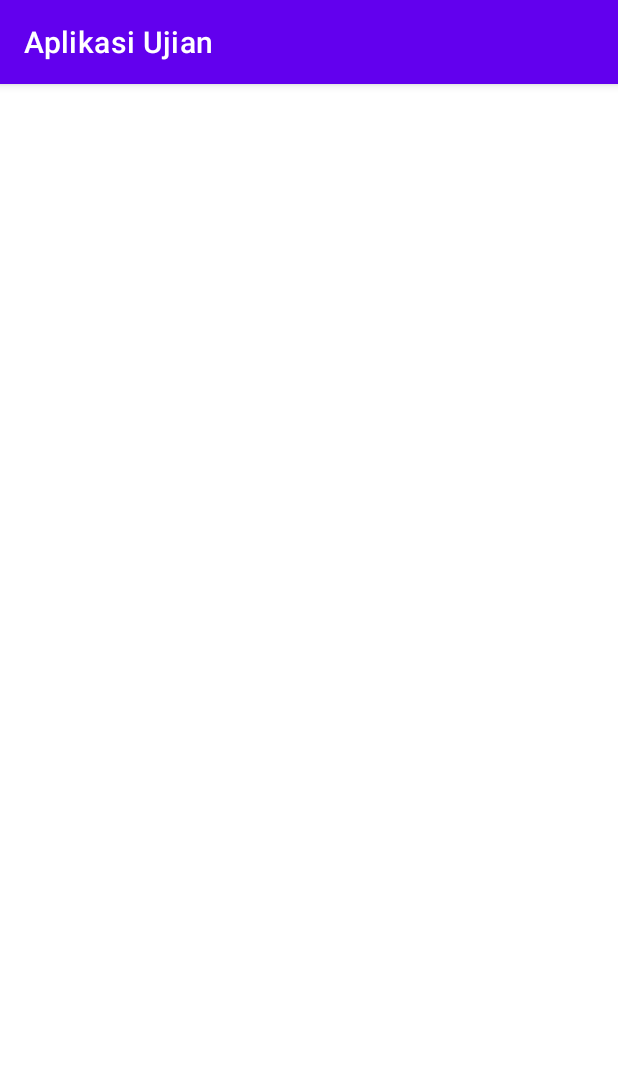
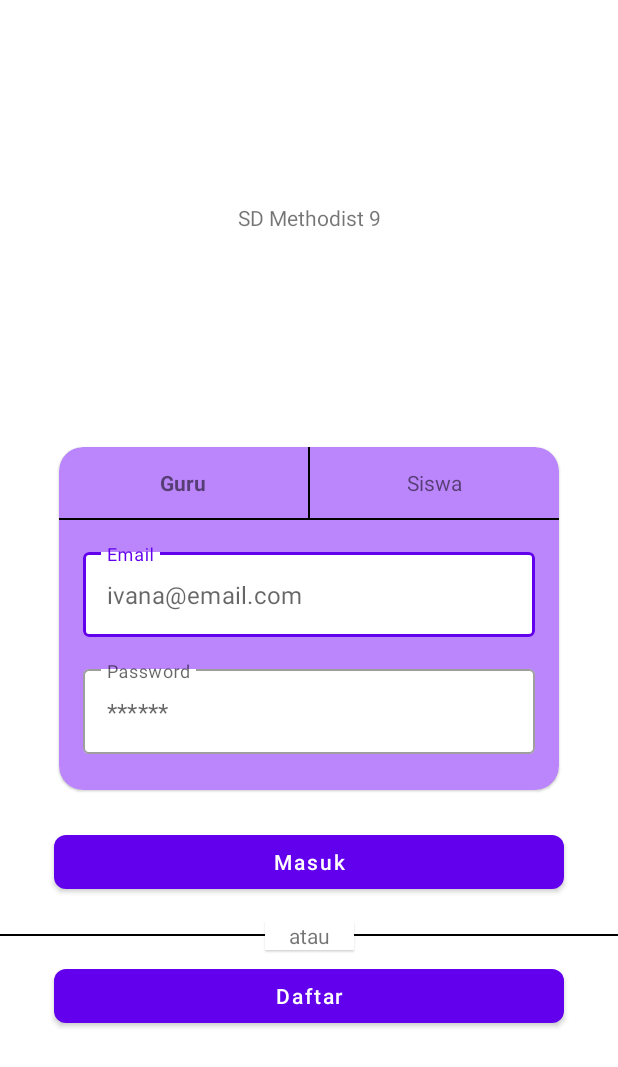
Before and after one commit to ivanasitumorang/AplikasiUjian, an Android app: the screen it shows after launch (AuthenticationActivity), on a phone screen of 412 x 824 dp. Shown: the top 1067 px of the screen. Run offline under Robolectric (Android 15) with nearby library versions, the phone set to English and light mode, and no system bars; our stand-ins replace Dagger/Hilt's generated code, Firebase (no records; nobody signed in at launch, a user with empty details on screens opened directly).

Commit message:
add page login

```diff
--- a/app/build.gradle
+++ b/app/build.gradle
@@ -4,6 +4,7 @@ plugins {
     id 'com.google.gms.google-services'
     id 'kotlin-kapt'
     id 'dagger.hilt.android.plugin'
+    id 'androidx.navigation.safeargs.kotlin'
 }
 
 android {
@@ -60,6 +61,7 @@ dependencies {
     implementation("org.jetbrains.kotlinx:kotlinx-coroutines-android:1.4.3")
 
     implementation("com.google.dagger:hilt-android:$hilt_version")
+    implementation 'androidx.legacy:legacy-support-v4:1.0.0'
     kapt("com.google.dagger:hilt-android-compiler:$hilt_version")
 
     implementation("androidx.core:core-ktx:1.6.0")
@@ -73,4 +75,8 @@ dependencies {
     implementation 'com.google.firebase:firebase-storage-ktx'
 
     implementation("joda-time:joda-time:2.10.7")
+
+    // Navigation
+    implementation("androidx.navigation:navigation-fragment-ktx:$nav_version")
+    implementation("androidx.navigation:navigation-ui-ktx:$nav_version")
 }
--- a/app/src/main/java/com/azuka/aplikasiujian/feature/authentication/AuthenticationActivity.kt
+++ b/app/src/main/java/com/azuka/aplikasiujian/feature/authentication/AuthenticationActivity.kt
@@ -1,12 +1,17 @@
 package com.azuka.aplikasiujian.feature.authentication
 
+import android.os.Bundle
 import androidx.appcompat.app.AppCompatActivity
-import android.os.Bundle
+import androidx.navigation.fragment.NavHostFragment
 import com.azuka.aplikasiujian.R
 
 class AuthenticationActivity : AppCompatActivity() {
     override fun onCreate(savedInstanceState: Bundle?) {
         super.onCreate(savedInstanceState)
         setContentView(R.layout.activity_authentication)
+
+        val navHostFragment =
+            supportFragmentManager.findFragmentById(R.id.nav_auth) as? NavHostFragment
+        val navController = navHostFragment?.navController
     }
 }
--- /dev/null
+++ b/app/src/main/java/com/azuka/aplikasiujian/feature/authentication/LoginFragment.kt
@@ -0,0 +1,66 @@
+package com.azuka.aplikasiujian.feature.authentication
+
+import android.graphics.Typeface
+import android.os.Bundle
+import android.view.LayoutInflater
+import android.view.View
+import android.view.ViewGroup
+import android.widget.Toast
+import androidx.fragment.app.Fragment
+import androidx.navigation.fragment.findNavController
+import com.azuka.aplikasiujian.databinding.FragmentLoginBinding
+
+
+class LoginFragment : Fragment() {
+
+    companion object {
+        private const val TAB_TEACHER = 0
+        private const val TAB_STUDENT = 1
+    }
+
+    private var _binding: FragmentLoginBinding? = null
+    private val binding: FragmentLoginBinding get() = _binding!!
+
+    override fun onCreateView(
+        inflater: LayoutInflater, container: ViewGroup?,
+        savedInstanceState: Bundle?
+    ): View {
+        _binding = FragmentLoginBinding.inflate(inflater, container, false)
+        return binding.root
+    }
+
+    override fun onViewCreated(view: View, savedInstanceState: Bundle?) {
+        super.onViewCreated(view, savedInstanceState)
+
+        setupUIListener()
+    }
+
+    private fun setupUIListener() = with(binding) {
+        tvTeacher.setOnClickListener { toggleTabLogin(TAB_TEACHER) }
+        tvStudent.setOnClickListener { toggleTabLogin(TAB_STUDENT) }
+        btnLogin.setOnClickListener {
+            Toast.makeText(requireContext(), "Login", Toast.LENGTH_SHORT).show()
+        }
+
+        btnRegister.setOnClickListener {
+            Toast.makeText(requireContext(), "Register", Toast.LENGTH_SHORT).show()
+            val action = LoginFragmentDirections.actionLoginFragmentToRegisterFragment()
+            findNavController().navigate(action)
+        }
+    }
+
+    private fun toggleTabLogin(selectedTab: Int) {
+        if (selectedTab == TAB_TEACHER) {
+            binding.tvStudent.typeface = Typeface.DEFAULT
+            binding.tvTeacher.typeface = Typeface.DEFAULT_BOLD
+        } else {
+            binding.tvStudent.typeface = Typeface.DEFAULT_BOLD
+            binding.tvTeacher.typeface = Typeface.DEFAULT
+        }
+    }
+
+    override fun onDestroyView() {
+        super.onDestroyView()
+        _binding = null
+    }
+}
--- /dev/null
+++ b/app/src/main/java/com/azuka/aplikasiujian/feature/authentication/RegisterFragment.kt
@@ -0,0 +1,25 @@
+package com.azuka.aplikasiujian.feature.authentication
+
+import android.os.Bundle
+import android.view.LayoutInflater
+import android.view.View
+import android.view.ViewGroup
+import androidx.fragment.app.Fragment
+import com.azuka.aplikasiujian.R
+
+
+class RegisterFragment : Fragment() {
+
+    override fun onCreateView(
+        inflater: LayoutInflater, container: ViewGroup?,
+        savedInstanceState: Bundle?
+    ): View? {
+        // Inflate the layout for this fragment
+        return inflater.inflate(R.layout.fragment_register, container, false)
+    }
+
+    override fun onViewCreated(view: View, savedInstanceState: Bundle?) {
+        super.onViewCreated(view, savedInstanceState)
+
+    }
+}
--- a/app/src/main/java/com/azuka/aplikasiujian/feature/splashscreen/SplashscreenActivity.kt
+++ b/app/src/main/java/com/azuka/aplikasiujian/feature/splashscreen/SplashscreenActivity.kt
@@ -25,6 +25,7 @@ class SplashscreenActivity : AppCompatActivity() {
             } else {
                 Log.i("Hasil", "user belum logged in")
                 startActivity(Intent(this, AuthenticationActivity::class.java))
+                finish()
             }
         })
     }
--- a/app/src/main/res/layout/activity_authentication.xml
+++ b/app/src/main/res/layout/activity_authentication.xml
@@ -6,4 +6,16 @@
     android:layout_height="match_parent"
     tools:context=".feature.authentication.AuthenticationActivity">
 
+    <androidx.fragment.app.FragmentContainerView
+        android:id="@+id/containerNav"
+        android:name="androidx.navigation.fragment.NavHostFragment"
+        android:layout_width="0dp"
+        android:layout_height="0dp"
+        app:defaultNavHost="true"
+        app:layout_constraintBottom_toBottomOf="parent"
+        app:layout_constraintEnd_toEndOf="parent"
+        app:layout_constraintStart_toStartOf="parent"
+        app:layout_constraintTop_toTopOf="parent"
+        app:navGraph="@navigation/nav_auth" />
+
 </androidx.constraintlayout.widget.ConstraintLayout>
--- /dev/null
+++ b/app/src/main/res/layout/fragment_login.xml
@@ -0,0 +1,175 @@
+<?xml version="1.0" encoding="utf-8"?>
+<androidx.constraintlayout.widget.ConstraintLayout xmlns:android="http://schemas.android.com/apk/res/android"
+    xmlns:app="http://schemas.android.com/apk/res-auto"
+    xmlns:tools="http://schemas.android.com/tools"
+    android:layout_width="match_parent"
+    android:layout_height="match_parent"
+    tools:context=".feature.authentication.LoginFragment">
+
+    <TextView
+        android:id="@+id/tvLogo"
+        android:layout_width="wrap_content"
+        android:layout_height="wrap_content"
+        android:text="SD Methodist 9"
+        app:layout_constraintBottom_toTopOf="@+id/cardView"
+        app:layout_constraintEnd_toEndOf="parent"
+        app:layout_constraintStart_toStartOf="parent"
+        app:layout_constraintTop_toTopOf="parent" />
+
+    <com.google.android.material.card.MaterialCardView
+        android:id="@+id/cardView"
+        android:layout_width="0dp"
+        android:layout_height="wrap_content"
+        android:layout_marginHorizontal="32dp"
+        app:cardBackgroundColor="@color/purple_200"
+        app:cardCornerRadius="16dp"
+        app:cardUseCompatPadding="true"
+        app:contentPaddingBottom="24dp"
+        app:layout_constraintBottom_toBottomOf="parent"
+        app:layout_constraintEnd_toEndOf="parent"
+        app:layout_constraintStart_toStartOf="parent"
+        app:layout_constraintTop_toTopOf="parent">
+
+        <androidx.constraintlayout.widget.ConstraintLayout
+            android:layout_width="match_parent"
+            android:layout_height="wrap_content">
+
+            <androidx.appcompat.widget.AppCompatTextView
+                android:id="@+id/tvTeacher"
+                android:layout_width="0dp"
+                android:layout_height="wrap_content"
+                android:gravity="center"
+                android:padding="14dp"
+                android:text="Guru"
+                android:textStyle="bold"
+                app:layout_constraintEnd_toStartOf="@+id/vVertical"
+                app:layout_constraintStart_toStartOf="parent"
+                app:layout_constraintTop_toTopOf="parent" />
+
+            <androidx.appcompat.widget.AppCompatTextView
+                android:id="@+id/tvStudent"
+                android:layout_width="0dp"
+                android:layout_height="wrap_content"
+                android:gravity="center"
+                android:padding="14dp"
+                android:text="Siswa"
+                app:layout_constraintEnd_toEndOf="parent"
+                app:layout_constraintStart_toEndOf="@id/vVertical"
+                app:layout_constraintTop_toTopOf="parent" />
+
+            <View
+                android:id="@+id/vVertical"
+                android:layout_width="1dp"
+                android:layout_height="0dp"
+                android:background="@color/black"
+                app:layout_constraintBottom_toTopOf="@id/vHorizontal"
+                app:layout_constraintEnd_toEndOf="parent"
+                app:layout_constraintStart_toStartOf="parent" />
+
+            <View
+                android:id="@+id/vHorizontal"
+                android:layout_width="0dp"
+                android:layout_height="1dp"
+                android:background="@color/black"
+                app:layout_constraintEnd_toEndOf="parent"
+                app:layout_constraintStart_toStartOf="parent"
+                app:layout_constraintTop_toBottomOf="@id/tvTeacher" />
+
+            <com.google.android.material.textfield.TextInputLayout
+                android:id="@+id/tilEmail"
+                style="@style/Widget.MaterialComponents.TextInputLayout.OutlinedBox"
+                android:layout_width="0dp"
+                android:layout_height="wrap_content"
+                android:layout_marginTop="16dp"
+                android:hint="Email"
+                android:paddingHorizontal="16dp"
+                app:boxBackgroundColor="@color/white"
+                app:expandedHintEnabled="false"
+                app:layout_constraintEnd_toEndOf="parent"
+                app:layout_constraintStart_toStartOf="parent"
+                app:layout_constraintTop_toBottomOf="@id/vHorizontal">
+
+                <com.google.android.material.textfield.TextInputEditText
+                    android:id="@+id/etEmail"
+                    android:layout_width="match_parent"
+                    android:layout_height="wrap_content"
+                    android:hint="ivana@email.com" />
+
+            </com.google.android.material.textfield.TextInputLayout>
+
+            <com.google.android.material.textfield.TextInputLayout
+                android:id="@+id/tilPassword"
+                style="@style/Widget.MaterialComponents.TextInputLayout.OutlinedBox"
+                android:layout_width="0dp"
+                android:layout_height="wrap_content"
+                android:layout_marginTop="16dp"
+                android:hint="Password"
+                android:paddingHorizontal="16dp"
+                app:boxBackgroundColor="@color/white"
+                app:expandedHintEnabled="false"
+                app:layout_constraintEnd_toEndOf="parent"
+                app:layout_constraintStart_toStartOf="parent"
+                app:layout_constraintTop_toBottomOf="@id/tilEmail">
+
+                <com.google.android.material.textfield.TextInputEditText
+                    android:id="@+id/etPassword"
+                    android:layout_width="match_parent"
+                    android:layout_height="wrap_content"
+                    android:hint="******"
+                    android:inputType="textPassword" />
+
+            </com.google.android.material.textfield.TextInputLayout>
+
+        </androidx.constraintlayout.widget.ConstraintLayout>
+
+    </com.google.android.material.card.MaterialCardView>
+
+    <com.google.android.material.button.MaterialButton
+        android:id="@+id/btnLogin"
+        android:layout_width="0dp"
+        android:layout_height="wrap_content"
+        android:layout_marginHorizontal="36dp"
+        android:layout_marginTop="16dp"
+        android:text="Masuk"
+        android:textAllCaps="false"
+        app:cornerRadius="8dp"
+        app:layout_constraintEnd_toEndOf="parent"
+        app:layout_constraintStart_toStartOf="parent"
+        app:layout_constraintTop_toBottomOf="@+id/cardView" />
+
+    <View
+        android:id="@+id/vAuthSeparator"
+        android:layout_width="0dp"
+        android:layout_height="1dp"
+        android:layout_marginTop="24dp"
+        android:background="@color/black"
+        app:layout_constraintEnd_toEndOf="parent"
+        app:layout_constraintStart_toStartOf="parent"
+        app:layout_constraintTop_toBottomOf="@id/btnLogin" />
+
+    <androidx.appcompat.widget.AppCompatTextView
+        android:layout_width="wrap_content"
+        android:layout_height="wrap_content"
+        android:background="@color/white"
+        android:paddingHorizontal="16dp"
+        android:text="atau"
+        android:translationZ="1dp"
+        app:layout_constraintBottom_toBottomOf="@id/vAuthSeparator"
+        app:layout_constraintEnd_toEndOf="parent"
+        app:layout_constraintStart_toStartOf="parent"
+        app:layout_constraintTop_toTopOf="@id/vAuthSeparator" />
+
+    <com.google.android.material.button.MaterialButton
+        android:id="@+id/btnRegister"
+        android:layout_width="0dp"
+        android:layout_height="wrap_content"
+        android:layout_marginHorizontal="36dp"
+        android:layout_marginTop="16dp"
+        android:text="Daftar"
+        android:textAllCaps="false"
+        app:cornerRadius="8dp"
+        app:layout_constraintEnd_toEndOf="parent"
+        app:layout_constraintStart_toStartOf="parent"
+        app:layout_constraintTop_toBottomOf="@+id/vAuthSeparator" />
+
+</androidx.constraintlayout.widget.ConstraintLayout>
--- /dev/null
+++ b/app/src/main/res/layout/fragment_register.xml
@@ -0,0 +1,15 @@
+<?xml version="1.0" encoding="utf-8"?>
+<FrameLayout xmlns:android="http://schemas.android.com/apk/res/android"
+    xmlns:tools="http://schemas.android.com/tools"
+    android:layout_width="match_parent"
+    android:layout_height="match_parent"
+    tools:context=".feature.authentication.LoginFragment">
+
+    <!-- TODO: Update blank fragment layout -->
+    <TextView
+        android:layout_width="match_parent"
+        android:layout_height="match_parent"
+        android:gravity="center"
+        android:text="Register" />
+
+</FrameLayout>
--- /dev/null
+++ b/app/src/main/res/navigation/nav_auth.xml
@@ -0,0 +1,22 @@
+<?xml version="1.0" encoding="utf-8"?>
+<navigation xmlns:android="http://schemas.android.com/apk/res/android"
+    xmlns:app="http://schemas.android.com/apk/res-auto"
+    xmlns:tools="http://schemas.android.com/tools"
+    android:id="@+id/nav_auth"
+    app:startDestination="@id/loginFragment">
+
+    <fragment
+        android:id="@+id/loginFragment"
+        android:name="com.azuka.aplikasiujian.feature.authentication.LoginFragment"
+        android:label="LoginFragment"
+        tools:layout="@layout/fragment_login">
+        <action
+            android:id="@+id/action_loginFragment_to_registerFragment"
+            app:destination="@id/registerFragment" />
+    </fragment>
+    <fragment
+        android:id="@+id/registerFragment"
+        android:name="com.azuka.aplikasiujian.feature.authentication.RegisterFragment"
+        android:label="RegisterFragment"
+        tools:layout="@layout/fragment_register" />
+</navigation>
--- a/app/src/main/res/values-night/themes.xml
+++ b/app/src/main/res/values-night/themes.xml
@@ -1,6 +1,6 @@
 <resources xmlns:tools="http://schemas.android.com/tools">
     <!-- Base application theme. -->
-    <style name="Theme.AplikasiUjian" parent="Theme.MaterialComponents.DayNight.DarkActionBar">
+    <style name="Theme.AplikasiUjian" parent="Theme.MaterialComponents.DayNight.NoActionBar">
         <!-- Primary brand color. -->
         <item name="colorPrimary">@color/purple_200</item>
         <item name="colorPrimaryVariant">@color/purple_700</item>
--- a/app/src/main/res/values/strings.xml
+++ b/app/src/main/res/values/strings.xml
@@ -4,4 +4,6 @@
     <string name="quiz_student_score">Nilai : %s</string>
     <string name="quiz_student_day_taken">Dimulai dari : %s (Pukul %s - %s)</string>
     <string name="quiz_student_time_taken">Waktu ujian : %s menit</string>
+    <!-- TODO: Remove or change this placeholder text -->
+    <string name="hello_blank_fragment">Hello blank fragment</string>
 </resources>
--- a/app/src/main/res/values/themes.xml
+++ b/app/src/main/res/values/themes.xml
@@ -1,6 +1,6 @@
 <resources xmlns:tools="http://schemas.android.com/tools">
     <!-- Base application theme. -->
-    <style name="Theme.AplikasiUjian" parent="Theme.MaterialComponents.DayNight.DarkActionBar">
+    <style name="Theme.AplikasiUjian" parent="Theme.MaterialComponents.DayNight.NoActionBar">
         <!-- Primary brand color. -->
         <item name="colorPrimary">@color/purple_500</item>
         <item name="colorPrimaryVariant">@color/purple_700</item>
--- a/build.gradle
+++ b/build.gradle
@@ -3,16 +3,18 @@ buildscript {
     ext {
         kotlin_version = "1.4.32"
         hilt_version = '2.38.1'
+        nav_version = "2.3.5"
     }
     repositories {
         google()
-        jcenter()
+        mavenCentral()
     }
     dependencies {
         classpath "com.android.tools.build:gradle:4.1.3"
         classpath "org.jetbrains.kotlin:kotlin-gradle-plugin:1.5.31"
         classpath 'com.google.gms:google-services:4.3.10'
         classpath "com.google.dagger:hilt-android-gradle-plugin:$hilt_version"
+        classpath("androidx.navigation:navigation-safe-args-gradle-plugin:$nav_version")
 
         // NOTE: Do not place your application dependencies here; they belong
         // in the individual module build.gradle files
@@ -22,7 +24,7 @@ buildscript {
 allprojects {
     repositories {
         google()
-        jcenter()
+        mavenCentral()
     }
 }
 
```
